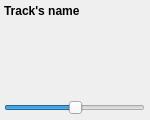
dashlime/4tracks, file Source/Graphics/track.ui: the form before one commit.
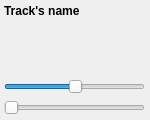
The form after the commit. Custom widgets are drawn as their Qt base class.

Commit message: Added track's pan control | Fix project loading bug

```diff
--- a/Source/Graphics/track.ui
+++ b/Source/Graphics/track.ui
@@ -98,6 +98,13 @@
       </property>
      </widget>
     </item>
+    <item>
+     <widget class="Graphics::Slider" name="panSlider">
+      <property name="orientation">
+       <enum>Qt::Horizontal</enum>
+      </property>
+     </widget>
+    </item>
    </layout>
   </widget>
  </widget>
```
The commit also changes 7 other files.
